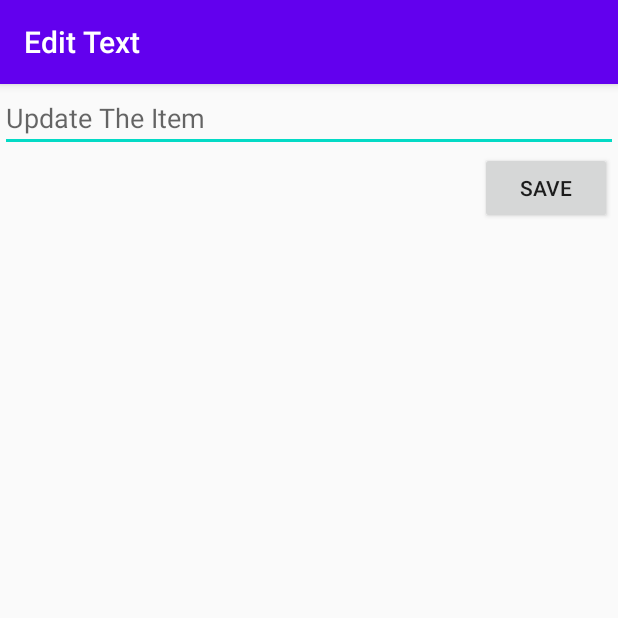
After one commit to aaronallenCS/SimpleToDo, an Android app: the EditActivity screen opened directly, with no data from a screen before it, on a phone screen of 412 x 824 dp, the top half of it. The commit adds this screen. Run offline under Robolectric (Android 15) with nearby library versions, the phone set to English and light mode, and no system bars.

Commit message:
second rendition, edit feature

```diff
--- a/app/src/main/AndroidManifest.xml
+++ b/app/src/main/AndroidManifest.xml
@@ -9,6 +9,7 @@
         android:roundIcon="@mipmap/ic_launcher_round"
         android:supportsRtl="true"
         android:theme="@style/AppTheme">
+        <activity android:name=".EditActivity"></activity>
         <activity android:name=".MainActivity">
             <intent-filter>
                 <action android:name="android.intent.action.MAIN" />
--- /dev/null
+++ b/app/src/main/java/com/example/simpletodo/EditActivity.java
@@ -0,0 +1,44 @@
+package com.example.simpletodo;
+
+import androidx.appcompat.app.AppCompatActivity;
+
+import android.content.Intent;
+import android.os.Bundle;
+import android.view.View;
+import android.widget.Button;
+import android.widget.EditText;
+
+public class EditActivity extends AppCompatActivity
+{
+    EditText etItem;
+    Button btnSave;
+
+    @Override
+    protected void onCreate(Bundle savedInstanceState) {
+        super.onCreate(savedInstanceState);
+        setContentView(R.layout.activity_edit);
+
+        etItem = findViewById(R.id.etItem);
+        btnSave = findViewById(R.id.btnSave);
+
+        getSupportActionBar().setTitle("Edit Text");
+
+        etItem.setText(getIntent().getStringExtra(MainActivity.KEY_ITEM_TEXT));
+
+
+        btnSave.setOnClickListener(new View.OnClickListener() {
+            @Override
+            public void onClick(View view) {
+                Intent intent = new Intent();
+
+                intent.putExtra(MainActivity.KEY_ITEM_TEXT, etItem.getText().toString());
+                intent.putExtra(MainActivity.KEY_ITEM_POSITION, getIntent().getExtras().getInt(MainActivity.KEY_ITEM_POSITION));
+
+                setResult(RESULT_OK, intent);
+
+                finish();
+            }
+        });
+
+    }
+}
--- /dev/null
+++ b/app/src/main/res/layout/activity_edit.xml
@@ -0,0 +1,32 @@
+<?xml version="1.0" encoding="utf-8"?>
+<RelativeLayout xmlns:android="http://schemas.android.com/apk/res/android"
+    xmlns:app="http://schemas.android.com/apk/res-auto"
+    xmlns:tools="http://schemas.android.com/tools"
+    android:layout_width="match_parent"
+    android:layout_height="match_parent"
+    android:layout_alignParentTop="true"
+    android:layout_alignParentEnd="true"
+    android:layout_alignParentBottom="true"
+    android:layout_marginTop="0dp"
+    android:layout_marginEnd="0dp"
+    tools:context=".EditActivity">
+
+    <EditText
+        android:id="@+id/etItem"
+        android:layout_width="match_parent"
+        android:layout_height="wrap_content"
+        android:layout_alignParentTop="true"
+        android:ems="10"
+        android:hint="Update The Item"
+        android:inputType="textPersonName"
+        android:text="Name" />
+
+    <Button
+        android:id="@+id/btnSave"
+        android:layout_width="wrap_content"
+        android:layout_height="wrap_content"
+        android:layout_below="@id/etItem"
+        android:layout_alignParentRight="true"
+        android:layout_marginRight="4dp"
+        android:text="Save" />
+</RelativeLayout>
```
Also changed, not shown: app/src/main/java/com/example/simpletodo/ItemsAdapter.java (+13 -1 lines), app/src/main/java/com/example/simpletodo/MainActivity.java (+35 -2 lines), 1 other file.
